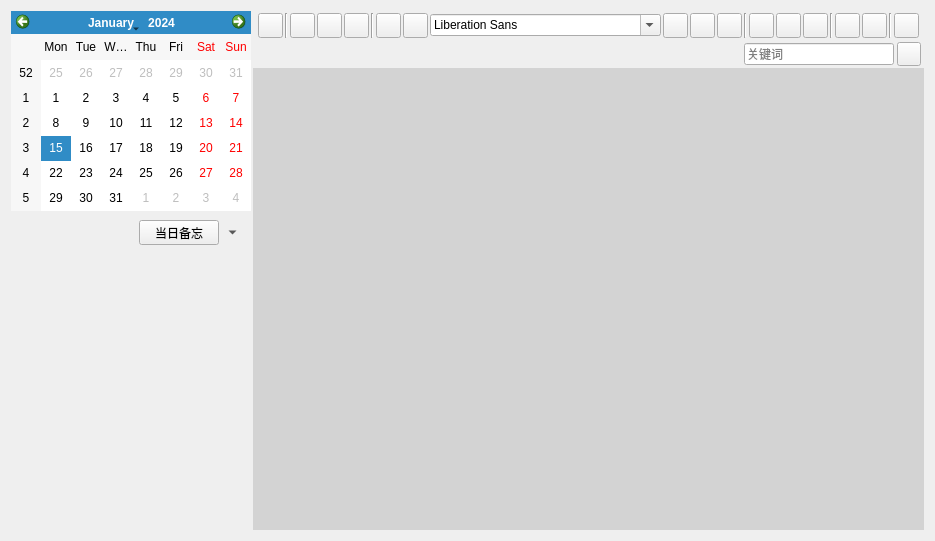
First picture: the form in gui/memoWidget.ui, repository WatsonJay/tomato_farm, before the edit.
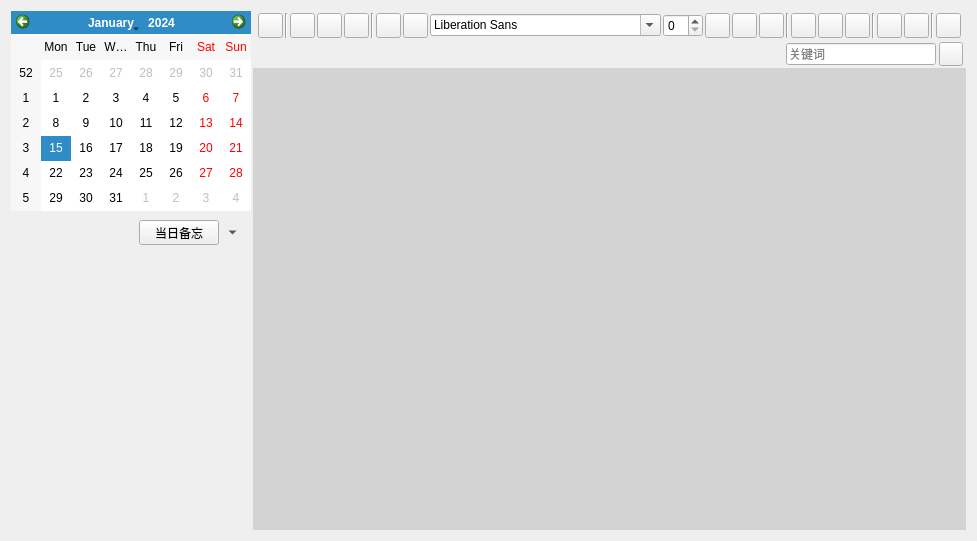
Second picture: the form after the edit. The open tabs and pages were chosen to show the change. Icons and pictures are not drawn.

What changed in the file:
```diff
--- a/gui/memoWidget.ui
+++ b/gui/memoWidget.ui
@@ -6,7 +6,7 @@
    <rect>
     <x>0</x>
     <y>0</y>
-    <width>928</width>
+    <width>970</width>
     <height>541</height>
    </rect>
   </property>
@@ -664,6 +664,19 @@
             </property>
            </widget>
           </item>
+          <item>
+           <widget class="QSpinBox" name="fontSizeBox">
+            <property name="minimumSize">
+             <size>
+              <width>40</width>
+              <height>23</height>
+             </size>
+            </property>
+            <property name="toolTip">
+             <string>字体大小</string>
+            </property>
+           </widget>
+          </item>
           <item>
            <widget class="QPushButton" name="bordButton">
             <property name="minimumSize">
```
Left out of the diff: 2 changed lines with no effect on the pictures.
